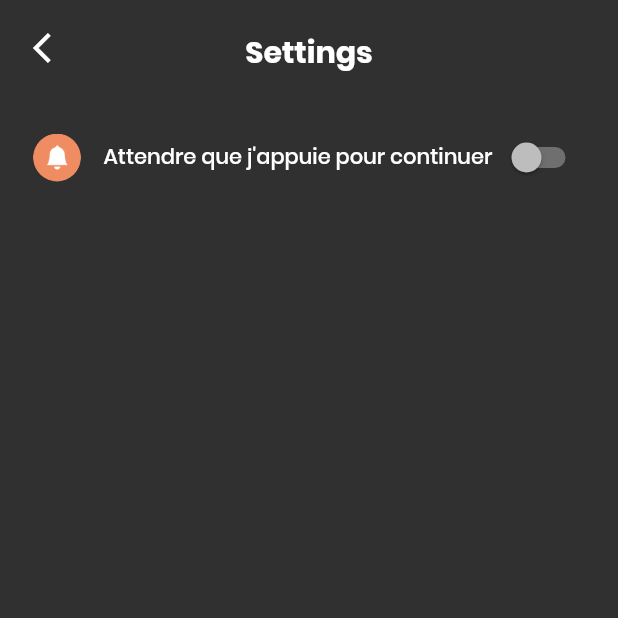
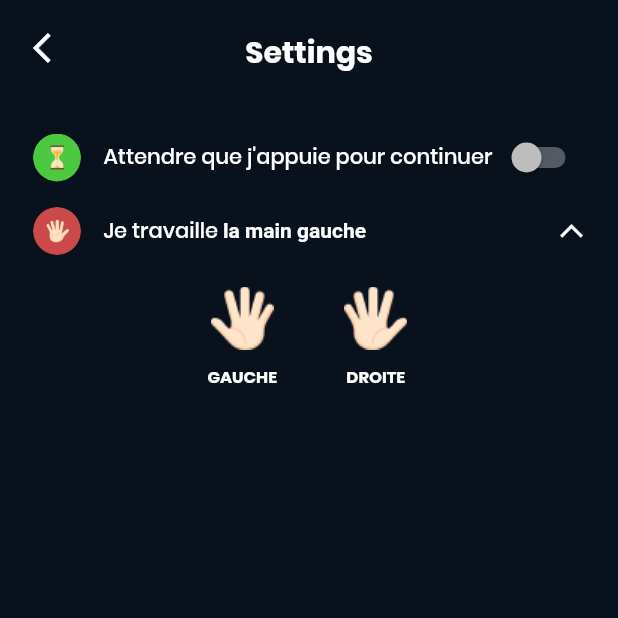
Before and after one commit to clementh59/flykeys_flutter, a Flutter app: the MusicParameterPage screen opened directly, on a phone screen of 412 x 824 dp, the top half of it. Run offline on Flutter 3.47's test engine with Material 2 defaults, Android fonts, the phone set to English and light mode, and no system bars; our stand-ins replace bloc, cloud_firestore, email_validator, equatable, firebase_auth, firebase_storage and 6 more; accounts and stored records are empty; statements that could not run were skipped.

Commit message:
Added the possibility to choose the hand you want to play Did some code refactoring

```diff
--- a/lib/src/app.dart
+++ b/lib/src/app.dart
@@ -5,6 +5,8 @@ import 'package:flykeys/src/page/favorites_page.dart';
 import 'package:flykeys/src/page/home_page.dart';
 import 'package:flykeys/src/page/login_page.dart';
 import 'package:flykeys/src/page/main_page.dart';
+import 'package:flykeys/src/page/music_page.dart';
+import 'package:flykeys/src/page/music_parameter_page.dart';
 import 'package:flykeys/src/page/search_page.dart';
 import 'package:flykeys/src/repository/bluetooth_repository.dart';
 import 'package:flykeys/src/repository/database_repository.dart';
@@ -14,6 +16,7 @@ import 'package:flykeys/src/widget/custom_bottom_navigation_bar.dart';
 
 import 'bloc/bluetooth/bloc.dart';
 import 'bloc/favorites/bloc.dart';
+import 'model/music.dart';
 
 class App extends StatefulWidget {
   @override
@@ -40,12 +43,11 @@ class _AppState extends State<App> {
         BlocProvider<AuthentificationBloc>(create: (BuildContext context) {
           return AuthentificationBloc();
         }),
-
       ],
       child: MaterialApp(
         theme: ThemeData.dark(),
         debugShowCheckedModeBanner: false,
-        home: /*MainPage()*/LoginPage(),
+        home: MainPage()/*LoginPage()*/,
       ),
     );
   }
--- a/lib/src/bloc/bluetooth/bluetooth_event.dart
+++ b/lib/src/bloc/bluetooth/bluetooth_event.dart
@@ -85,6 +85,39 @@ class AskToNotWaitForTheUserInputEvent extends BluetoothEvent{
 }
 
 /**
+ * Si je souhaite que l'objet affiche les deux mains du morceau
+ */
+class ShowMeTheTwoHands extends BluetoothEvent{
+
+  ShowMeTheTwoHands();
+
+  @override
+  List<Object> get props => [];
+}
+
+/**
+ * Si je souhaite que l'objet affiche uniquement la main gauche du morceau
+ */
+class ShowMeOnlyTheLeftHand extends BluetoothEvent{
+
+  ShowMeOnlyTheLeftHand();
+
+  @override
+  List<Object> get props => [];
+}
+
+/**
+ * Si je souhaite que l'objet affiche uniquement la main droite du morceau
+ */
+class ShowMeOnlyTheRightHand extends BluetoothEvent{
+
+  ShowMeOnlyTheRightHand();
+
+  @override
+  List<Object> get props => [];
+}
+
+/**
  * Envoi mes couleurs à l'esp32
  */
 class EnvoiMesCouleursEvent extends BluetoothEvent{
--- a/lib/src/page/music_parameter_page.dart
+++ b/lib/src/page/music_parameter_page.dart
@@ -1,9 +1,8 @@
+import 'dart:math';
+
 import 'package:flutter/cupertino.dart';
 import 'package:flutter/material.dart';
 import 'package:flutter_bloc/flutter_bloc.dart';
-import 'package:flutter_colorpicker/flutter_colorpicker.dart';
-import 'package:flykeys/src/bloc/authentification/authentification_bloc.dart';
-import 'package:flykeys/src/bloc/authentification/authentification_event.dart';
 import 'package:flykeys/src/bloc/bluetooth/bloc.dart';
 import 'package:flykeys/src/utils/custom_colors.dart';
 import 'package:flykeys/src/utils/custom_size.dart';
@@ -11,14 +10,20 @@ import 'package:flykeys/src/utils/custom_style.dart';
 import 'package:flykeys/src/utils/strings.dart';
 import 'package:flykeys/src/utils/utils.dart';
 
+const MAIN_DROITE = 0;
+const MAIN_GAUCHE = 1;
+
 class MusicParameterPage extends StatefulWidget {
   @override
   _MusicParameterPageState createState() => _MusicParameterPageState();
 }
 
 class _MusicParameterPageState extends State<MusicParameterPage> {
-
-	bool waitForUserInput = false;
+  bool waitForUserInput =
+      false; // state of the switch to know if I have to wait for the user input to make the morceau fall down or not
+  bool expandChooseHandParameter =
+      true; // If I expand the option block that allow me to choose the hand I want to play
+  List<bool> selectedHands = [false, false]; //[MAIN_DROITE, MAIN_GAUCHE]
 
   @override
   void initState() {
@@ -34,7 +39,9 @@ class _MusicParameterPageState extends State<MusicParameterPage> {
   @override
   Widget build(BuildContext context) {
     return Scaffold(
-      body: Column(
+      backgroundColor: CustomColors.backgroundColor,
+      body: SafeArea(
+        child: Column(
           mainAxisSize: MainAxisSize.min,
           crossAxisAlignment: CrossAxisAlignment.start,
           children: [
@@ -55,6 +62,7 @@ class _MusicParameterPageState extends State<MusicParameterPage> {
               child: _tilesParameterWidget(),
             ),
           ],
+        ),
       ),
     );
   }
@@ -112,6 +120,132 @@ class _MusicParameterPageState extends State<MusicParameterPage> {
     );
   }
 
+  String getTextCorrespondingToHands() {
+    if (selectedHands[MAIN_GAUCHE] && selectedHands[MAIN_DROITE])
+      return 'les deux mains';
+    if (selectedHands[MAIN_DROITE]) return 'la main droite';
+    return 'la main gauche';
+  }
+
+  Widget _handCard(
+      String imageAsset, String handName, Function callback, bool selected) {
+    return InkWell(
+      onTap: callback,
+      focusColor: Colors.transparent,
+      hoverColor: Colors.transparent,
+      highlightColor: Colors.transparent,
+      splashColor: Colors.transparent,
+      child: Container(
+        width: 71,
+        decoration: BoxDecoration(
+          color: selected ? CustomColors.darkerBlue : Colors.transparent,
+          border: Border.all(
+              color: selected ? CustomColors.blue : Colors.transparent),
+          borderRadius: BorderRadius.circular(6),
+        ),
+        child: Column(
+          children: <Widget>[
+            Padding(
+              padding: const EdgeInsets.all(10.0),
+              child: Image.asset(imageAsset),
+            ),
+            Padding(
+              padding: const EdgeInsets.only(bottom: 5.0),
+              child: Text(
+                handName,
+                style: CustomStyle.handNameMusicParameterPage,
+              ),
+            ),
+          ],
+        ),
+      ),
+    );
+  }
+
+  Widget _handsCards() {
+    return Padding(
+      padding: const EdgeInsets.only(top: 10),
+      child: Row(
+        mainAxisAlignment: MainAxisAlignment.center,
+        children: <Widget>[
+          _handCard('assets/images/icons/hands/left_hand.png', 'GAUCHE', () {
+            envoiLeChangementDeMain();
+            setState(() {
+              selectedHands[MAIN_GAUCHE] = !selectedHands[MAIN_GAUCHE];
+            });
+          }, selectedHands[MAIN_GAUCHE]),
+          SizedBox(
+            width: 18,
+          ),
+          _handCard('assets/images/icons/hands/right_hand.png', 'DROITE', () {
+            envoiLeChangementDeMain();
+            setState(() {
+              selectedHands[MAIN_DROITE] = !selectedHands[MAIN_DROITE];
+            });
+          }, selectedHands[MAIN_DROITE]),
+        ],
+      ),
+    );
+  }
+
+  Widget _chooseHandWidget() {
+    return Padding(
+      padding: EdgeInsets.only(bottom: 9),
+      child: Column(
+        children: <Widget>[
+          InkWell(
+            onTap: () {
+              setState(() {
+                expandChooseHandParameter = !expandChooseHandParameter;
+              });
+            },
+            focusColor: Colors.transparent,
+            hoverColor: Colors.transparent,
+            highlightColor: Colors.transparent,
+            splashColor: Colors.transparent,
+            child: Row(
+              children: <Widget>[
+                ClipRRect(
+                  borderRadius: BorderRadius.circular(16),
+                  child: Container(
+                    height: 32,
+                    width: 32,
+                    child: Image.asset(
+                        "assets/images/icons/parameter/hand_icon.png"),
+                  ),
+                ),
+                SizedBox(
+                  width: 15,
+                ),
+                Expanded(
+                    child: RichText(
+                  text: TextSpan(
+                    style: CustomStyle.notificationNameParameterPage,
+                    children: <TextSpan>[
+                      TextSpan(text: 'Je travaille '),
+                      TextSpan(
+                          text: getTextCorrespondingToHands(),
+                          style: TextStyle(fontWeight: CustomStyle.BOLD)),
+                    ],
+                  ),
+                )),
+                Transform.rotate(
+                  angle: expandChooseHandParameter ? -pi / 2 : pi / 2,
+                  child: Icon(
+                    Icons.arrow_forward_ios,
+                    color: CustomColors.white,
+                    size: 18,
+                  ),
+                ),
+              ],
+            ),
+          ),
+          if (expandChooseHandParameter) _handsCards()
+        ],
+      ),
+    );
+  }
+
   Widget _topBar(String text) {
     return Stack(
       children: [
@@ -147,33 +281,55 @@ class _MusicParameterPageState extends State<MusicParameterPage> {
       children: [
         _tileParameterWidget(
             "Attendre que j'appuie pour continuer",
-            Image.asset("assets/images/icons/parameter/notification_icon.png"),
+            Image.asset(
+                "assets/images/icons/parameter/wait_for_user_input_icon.png"),
             clickOnWaitForUserInput,
             showSwitch: true,
             switchState: waitForUserInput),
+        _chooseHandWidget(),
       ],
     );
   }
 
   void clickOnWaitForUserInput() {
     if (waitForUserInput) {
-			BlocProvider.of<BluetoothBloc>(context).add(AskToNotWaitForTheUserInputEvent());
+      BlocProvider.of<BluetoothBloc>(context)
+          .add(AskToNotWaitForTheUserInputEvent());
     } else {
-			BlocProvider.of<BluetoothBloc>(context).add(AskToWaitForTheUserInputEvent());
+      BlocProvider.of<BluetoothBloc>(context)
+          .add(AskToWaitForTheUserInputEvent());
     }
 
     setState(() {
       waitForUserInput = !waitForUserInput;
     });
 
-		Utils.saveBooleanFromSharedPreferences(Strings.WAIT_FOR_USER_INPUT, waitForUserInput);
+    Utils.saveBooleanFromSharedPreferences(
+        Strings.WAIT_FOR_USER_INPUT, waitForUserInput);
   }
 
   void initWaitForUserInput() async {
-		bool _tempoWaitForUserInput = await Utils.getBooleanFromSharedPreferences(Strings.WAIT_FOR_USER_INPUT, defaultValue: false);
+    bool _tempoWaitForUserInput = await Utils.getBooleanFromSharedPreferences(
+        Strings.WAIT_FOR_USER_INPUT,
+        defaultValue: false);
     setState(() {
       waitForUserInput = _tempoWaitForUserInput;
     });
   }
 
+  void envoiLeChangementDeMain() async {
+    if (selectedHands[MAIN_GAUCHE] && selectedHands[MAIN_DROITE]){
+      BlocProvider.of<BluetoothBloc>(context)
+          .add(ShowMeTheTwoHands());
     }
+    else if (selectedHands[MAIN_DROITE]) {
+      BlocProvider.of<BluetoothBloc>(context)
+          .add(ShowMeOnlyTheRightHand());
+    }
+    else {
+      BlocProvider.of<BluetoothBloc>(context)
+          .add(ShowMeOnlyTheLeftHand());
+    }
+  }
+
+}
--- a/lib/src/repository/bluetooth_constants.dart
+++ b/lib/src/repository/bluetooth_constants.dart
@@ -1,4 +1,11 @@
 class BluetoothConstants {
+
+	static const int MTU_SIZE = 254;
+	static const int SCAN_TIMEOUT = 6; //time out de 6s pour le scan
+	static const String uuidOfMainCommunication =
+			"beb5483e-36e1-4688-b7f5-ea07361b26a8";
+	static const String uuidOfTickCommunication =
+			"beb5483e-36e1-4688-b7f5-ea07361b26a7";
 
 	static const CODE_MODE_APPRENTISSAGE_ENVOI_DU_MORCEAU = 0xFD;
 	static const CODE_PLAY = 0xFC;
@@ -18,5 +25,10 @@ class BluetoothConstants {
 	};
 
 
+	static const CODE_CHANGE_THE_SHOWN_HAND = 0xF5;
+	static const CODES_SHOW_THE_TWO_HANDS = [CODE_CHANGE_THE_SHOWN_HAND, 0];
+	static const CODES_SHOW_ONLY_THE_RIGHT_HAND = [CODE_CHANGE_THE_SHOWN_HAND, 1];
+	static const CODES_SHOW_ONLY_THE_LEFT_HAND = [CODE_CHANGE_THE_SHOWN_HAND, 2];
+
 
 }
--- a/lib/src/utils/custom_colors.dart
+++ b/lib/src/utils/custom_colors.dart
@@ -8,6 +8,7 @@ class CustomColors{
 	static Color white = Colors.white;
 	static Color black = Colors.black;
 	static Color blue = Color(0xff3369FF);
+	static Color darkerBlue = Color(0xff16284A);
 	static Color yellow = Color(0xffFFBB0C);
 	static Color grey = Color(0xffA3A3A3);
 	static Color lighterGrey = Color(0xffC3C3C3);
--- a/lib/src/utils/custom_style.dart
+++ b/lib/src/utils/custom_style.dart
@@ -283,6 +283,13 @@ class CustomStyle{
 		fontWeight: MEDIUM,
 	);
 
+	static TextStyle handNameMusicParameterPage = TextStyle(
+		color: CustomColors.white,
+		fontSize: 11,
+		fontFamily: 'Poppins',
+		fontWeight: BOLD,
+	);
+
 	/*************		LoginPage		************/
 
 	static TextStyle labelLoginPage = TextStyle(
--- a/pubspec.yaml
+++ b/pubspec.yaml
@@ -84,6 +84,7 @@ flutter:
     - assets/images/
     - assets/images/logo/
     - assets/images/icons/
+    - assets/images/icons/hands/
     - assets/images/icons/parameter/
     - assets/images/games/
     - assets/images/temporary/
```
Also changed, not shown: lib/src/bloc/bluetooth/bluetooth_bloc.dart (+17 -2 lines), lib/src/repository/bluetooth_repository.dart (+89 -59 lines), assets/images/icons/hands/left_hand.png (added), assets/images/icons/hands/right_hand.png (added), assets/images/icons/parameter/hand_icon.png (added), assets/images/icons/parameter/wait_for_user_input_icon.png (added), assets/launcher/old/background.png (deleted), assets/launcher/old/foreground.png (deleted), assets/launcher/old/logo.png (deleted), pubspec.lock. Lines whose indentation alone changed are shown as unchanged.
